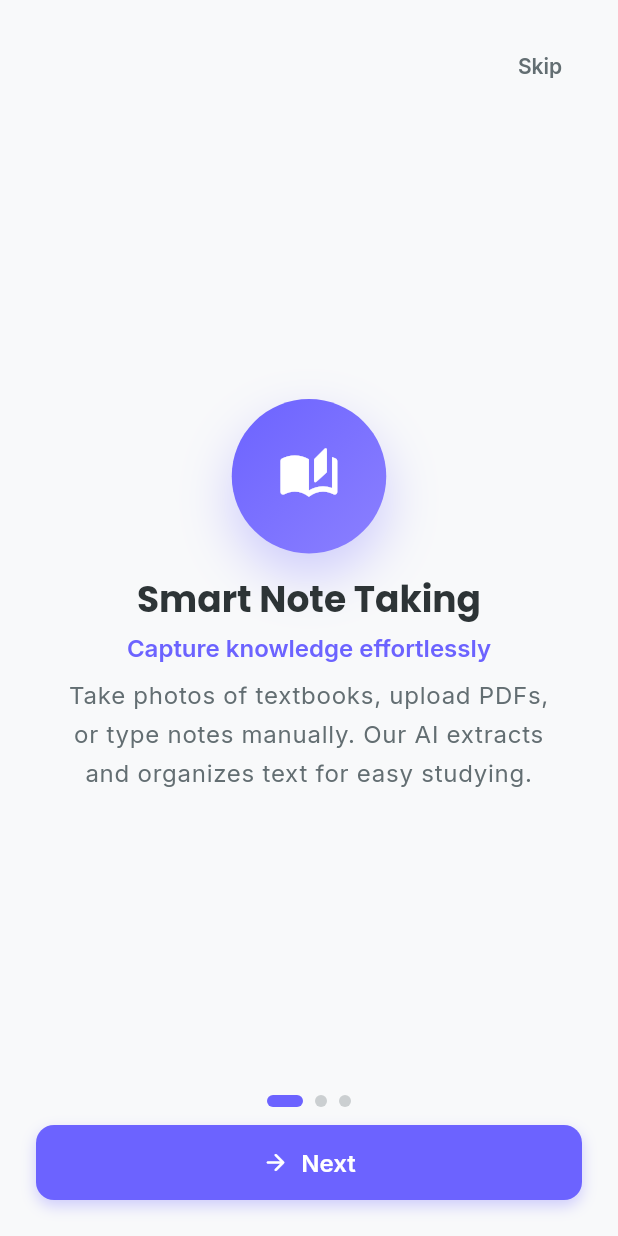
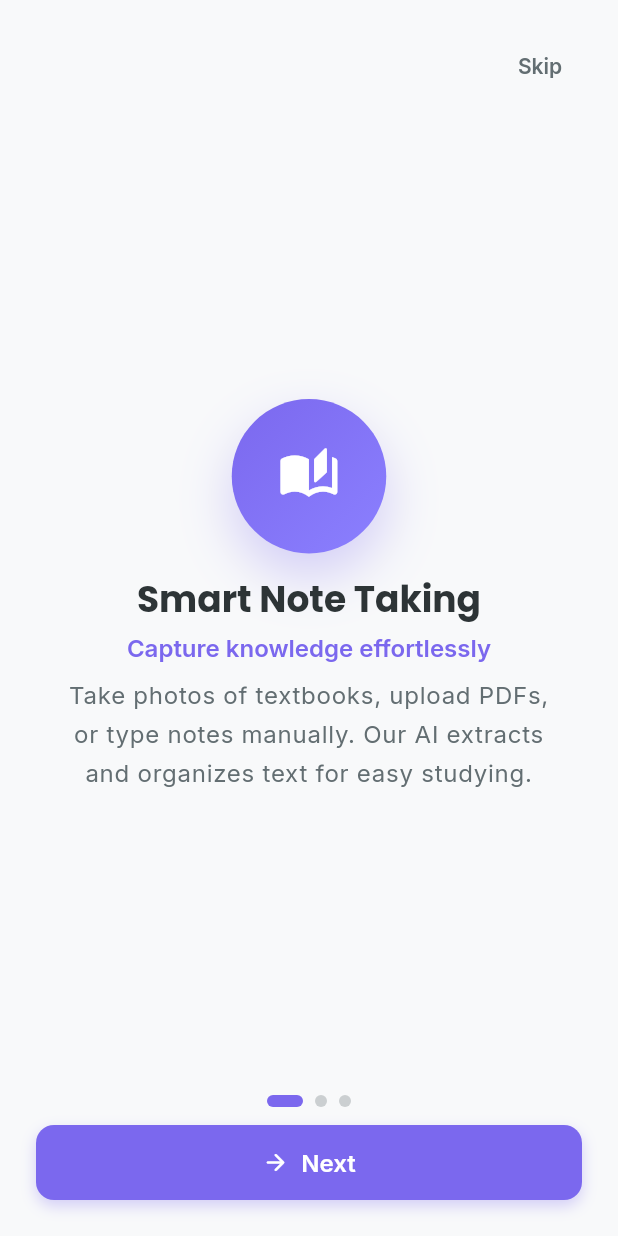
Before and after one commit to khadkasaleena/studybrain, a Flutter app: the screen it shows after launch, on a phone screen of 412 x 824 dp. Run offline on Flutter 3.47's test engine with Material 3 defaults, Android fonts, the phone set to English and light mode, and no system bars; drawn by our look-alikes of flutter_animate; our stand-ins replace cloud_firestore, confetti, file_picker, firebase_auth, firebase_core, firebase_storage and 6 more; accounts and stored records are empty.

Commit message:
test: update primary button color to medium slate blue

```diff
--- a/lib/config/theme.dart
+++ b/lib/config/theme.dart
@@ -3,7 +3,7 @@ import 'package:google_fonts/google_fonts.dart';
 
 class AppTheme {
   // Brand Colors
-  static const Color primaryColor = Color(0xFF6C63FF);
+  static const Color primaryColor = Color(0xFF7B68EE);
   static const Color secondaryColor = Color(0xFFFF6584);
   static const Color backgroundColor = Color(0xFFF8F9FA);
   static const Color surfaceColor = Colors.white;
```
